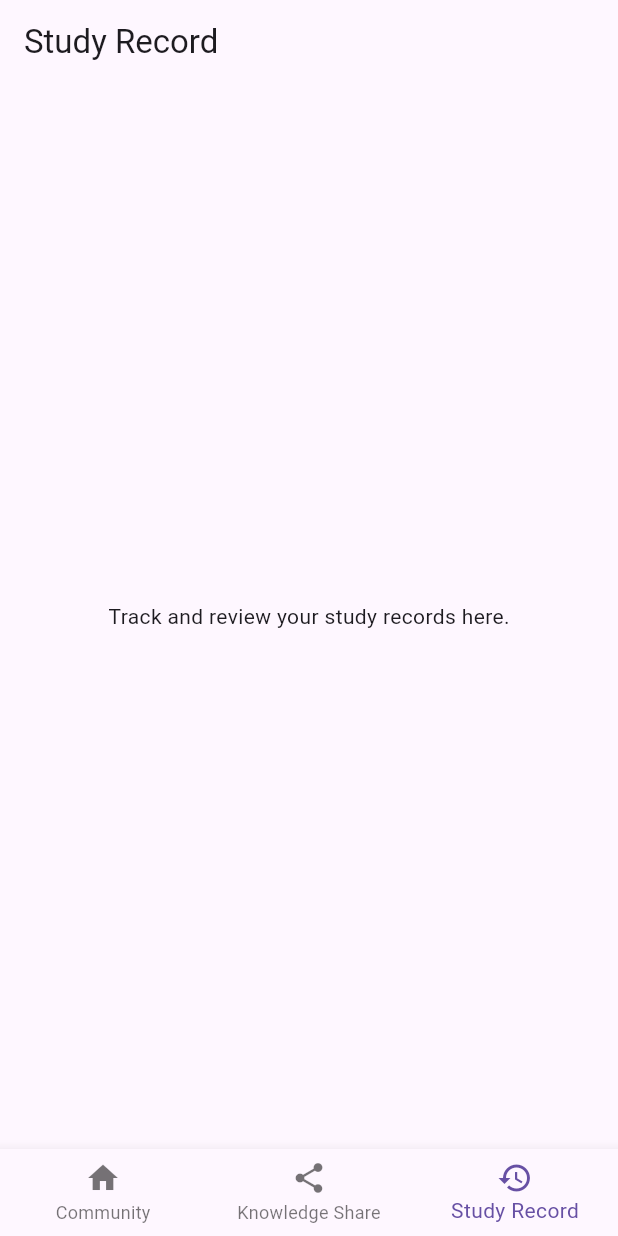
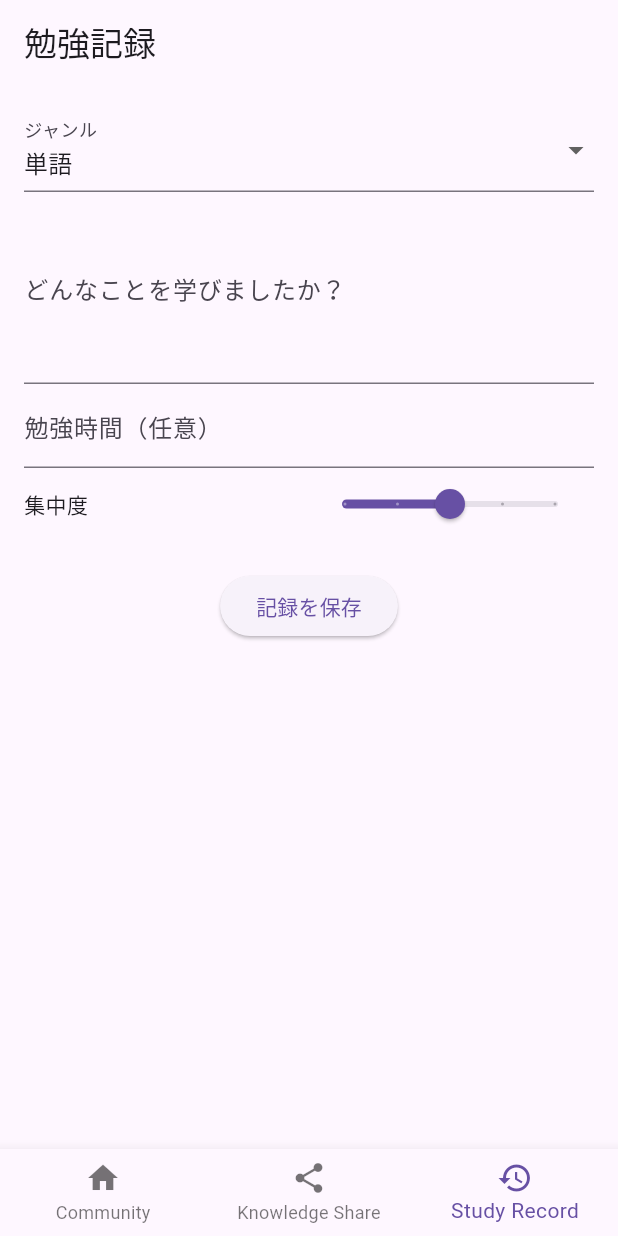
Before and after one commit to Haruki1090/benesse_hackathon_2024_08, a Flutter app: the screen it shows once a user with an empty profile is signed in, item 3 of the bottom bar chosen, on a phone screen of 412 x 824 dp. Run offline on Flutter 3.47's test engine with Material 3 defaults, Android fonts, the phone set to English and light mode, and no system bars; our stand-ins replace cloud_firestore, firebase_auth, firebase_core, flutter_riverpod, freezed_annotation; accounts and stored records are empty.

Commit message:
学習記録画面の実装

```diff
--- a/lib/study_record_page.dart
+++ b/lib/study_record_page.dart
@@ -1,17 +1,87 @@
+// ignore_for_file: library_private_types_in_public_api
+
 import 'package:flutter/material.dart';
 
-class StudyRecordPage extends StatelessWidget {
+class StudyRecordPage extends StatefulWidget {
   const StudyRecordPage({super.key});
+
+  @override
+  _StudyRecordPageState createState() => _StudyRecordPageState();
+}
+
+class _StudyRecordPageState extends State<StudyRecordPage> {
+  final TextEditingController _contentController = TextEditingController();
+  final TextEditingController _timeController = TextEditingController();
+  String _selectedGenre = '単語';
+  int _focusLevel = 3;
 
   @override
   Widget build(BuildContext context) {
     return Scaffold(
       appBar: AppBar(
-        title: const Text('Study Record'),
+        title: const Text('勉強記録'),
       ),
-      body: const Center(
-        child: Text('Track and review your study records here.'),
+      body: Padding(
+        padding: const EdgeInsets.all(16.0),
+        child: Column(
+          children: [
+            DropdownButtonFormField<String>(
+              value: _selectedGenre,
+              items: ['単語', '文法', '英文解釈', '過去問']
+                  .map((genre) => DropdownMenuItem(
+                        value: genre,
+                        child: Text(genre),
+                      ))
+                  .toList(),
+              onChanged: (value) {
+                setState(() {
+                  _selectedGenre = value!;
+                });
+              },
+              decoration: const InputDecoration(labelText: 'ジャンル'),
+            ),
+            TextField(
+              controller: _contentController,
+              decoration: const InputDecoration(labelText: 'どんなことを学びましたか？'),
+              maxLines: 4,
+            ),
+            TextField(
+              controller: _timeController,
+              decoration: const InputDecoration(labelText: '勉強時間（任意）'),
+              keyboardType: TextInputType.number,
+            ),
+            Row(
+              mainAxisAlignment: MainAxisAlignment.spaceBetween,
+              children: [
+                const Text('集中度'),
+                Slider(
+                  value: _focusLevel.toDouble(),
+                  min: 1,
+                  max: 5,
+                  divisions: 4,
+                  label: '$_focusLevel',
+                  onChanged: (value) {
+                    setState(() {
+                      _focusLevel = value.toInt();
+                    });
+                  },
+                ),
+              ],
+            ),
+            const SizedBox(height: 20),
+            ElevatedButton(
+              onPressed: () async {
+                await _saveStudyRecord();
+              },
+              child: const Text('記録を保存'),
+            ),
+          ],
+        ),
       ),
     );
   }
+
+  Future<void> _saveStudyRecord() async {
+    // Firestoreに保存し、同時にスタディストリームに反映する処理を実装
+  }
 }
```
